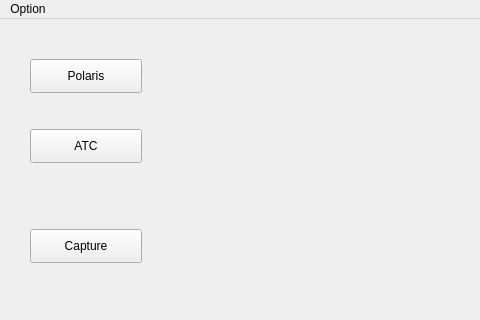
Qt form CalibrationWindow.ui (Beastmaster/Tracking3D_Example) before a commit; both pictures show x 0 to 480 and y 0 to 320 of the 800 by 600 pixel window.
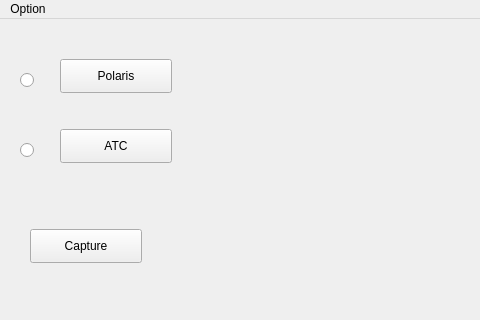
The same form after that commit. Custom widgets are drawn as their Qt base class.

Diff of the .ui file:
```diff
--- a/CalibrationWindow.ui
+++ b/CalibrationWindow.ui
@@ -20,7 +20,7 @@
    <widget class="QPushButton" name="config_Polaris_Btn">
     <property name="geometry">
      <rect>
-      <x>30</x>
+      <x>60</x>
       <y>40</y>
       <width>112</width>
       <height>34</height>
@@ -33,7 +33,7 @@
    <widget class="QPushButton" name="config_ATC_Btn">
     <property name="geometry">
      <rect>
-      <x>30</x>
+      <x>60</x>
       <y>110</y>
       <width>112</width>
       <height>34</height>
@@ -118,6 +118,32 @@
      <string>Close Port</string>
     </property>
    </widget>
+   <widget class="QRadioButton" name="polaris_Radio">
+    <property name="geometry">
+     <rect>
+      <x>20</x>
+      <y>50</y>
+      <width>132</width>
+      <height>22</height>
+     </rect>
+    </property>
+    <property name="text">
+     <string/>
+    </property>
+   </widget>
+   <widget class="QRadioButton" name="ATC_Radio">
+    <property name="geometry">
+     <rect>
+      <x>20</x>
+      <y>120</y>
+      <width>132</width>
+      <height>22</height>
+     </rect>
+    </property>
+    <property name="text">
+     <string/>
+    </property>
+   </widget>
   </widget>
   <widget class="QMenuBar" name="menubar">
    <property name="geometry">
```
